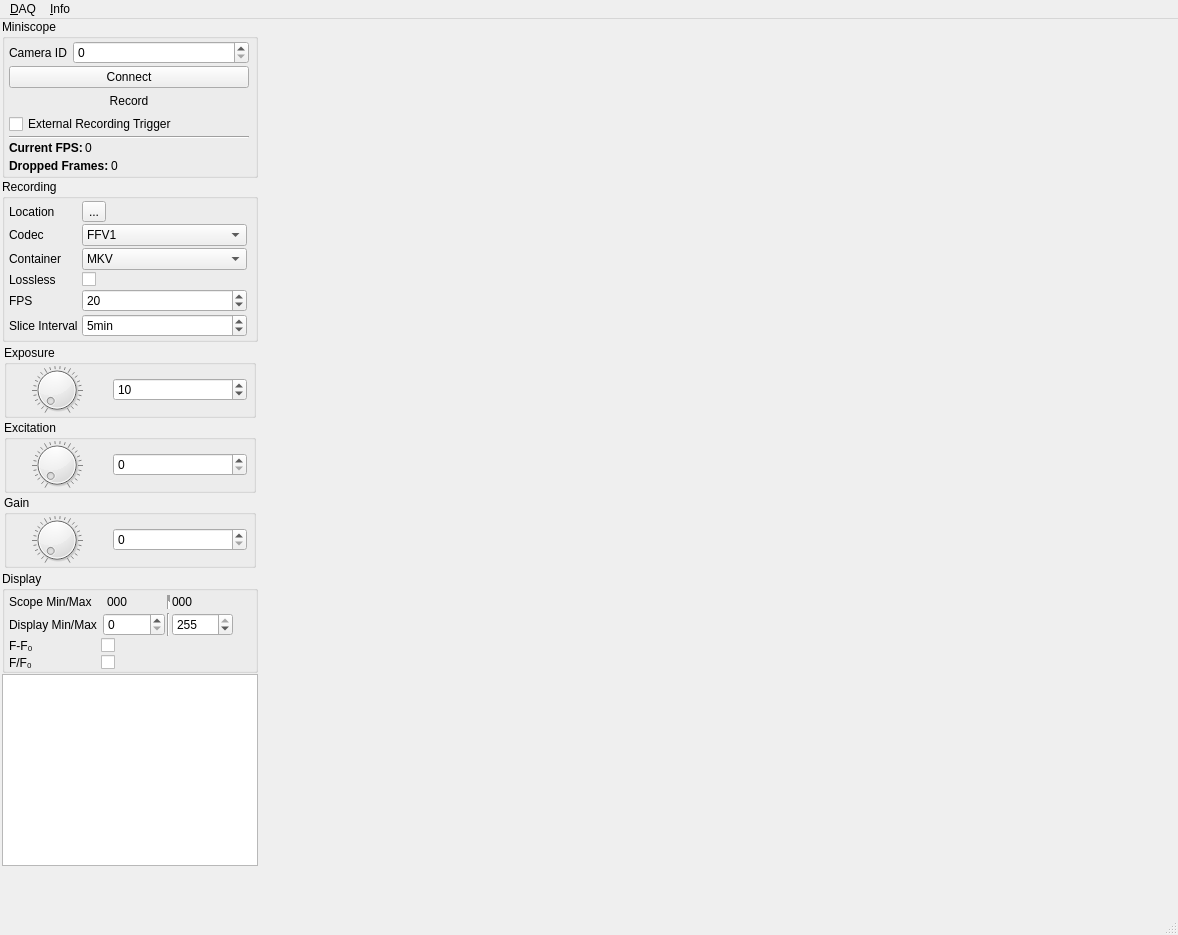
Old version of the form src/mainwindow.ui in the repository bothlab/pomidaq.
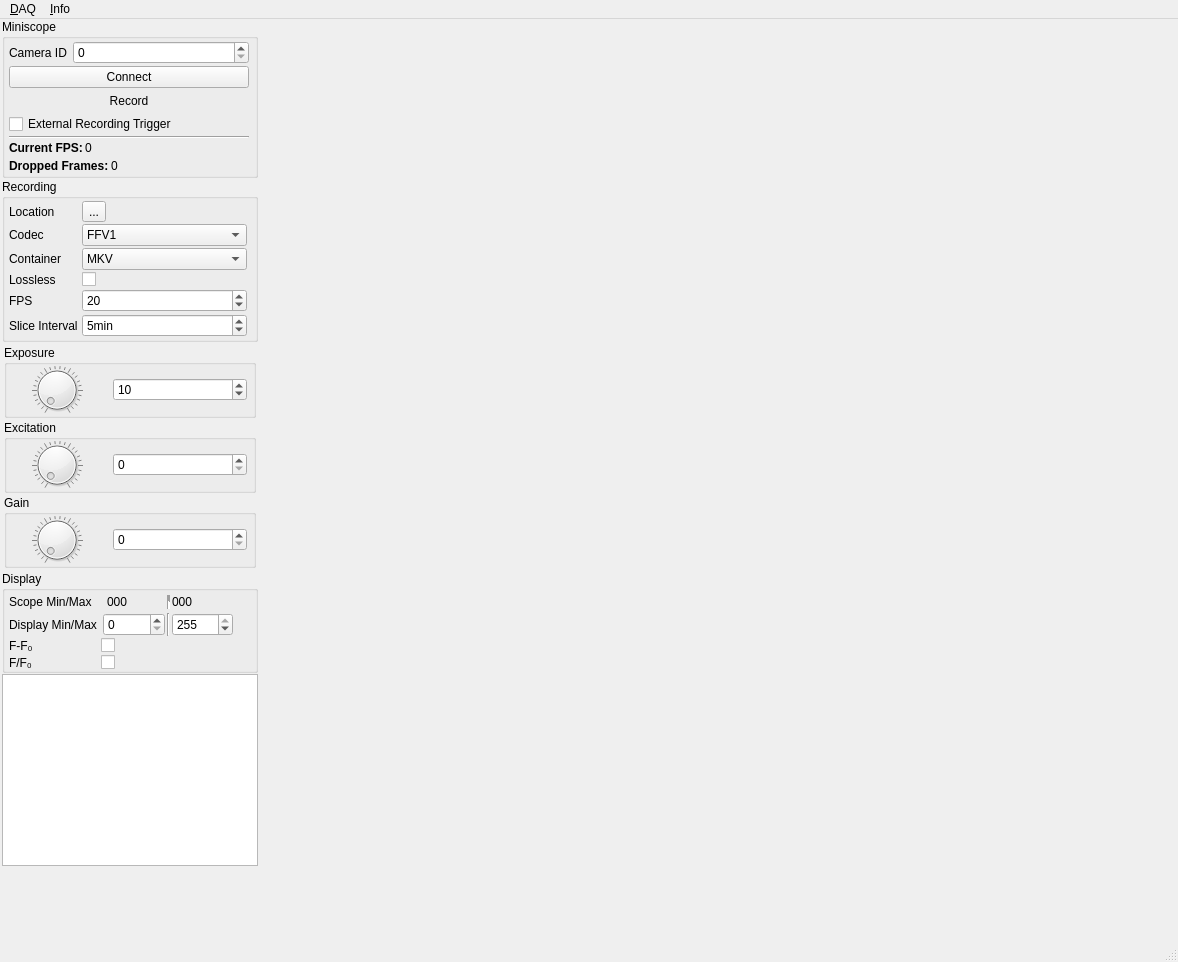
New version of the form. Icons and pictures are not drawn.

The edit to the form file:
```diff
--- a/src/mainwindow.ui
+++ b/src/mainwindow.ui
@@ -7,7 +7,7 @@
     <x>0</x>
     <y>0</y>
     <width>1178</width>
-    <height>935</height>
+    <height>962</height>
    </rect>
   </property>
   <property name="windowTitle">
```
Left out of the diff: 20 changed lines with no effect on the pictures.
